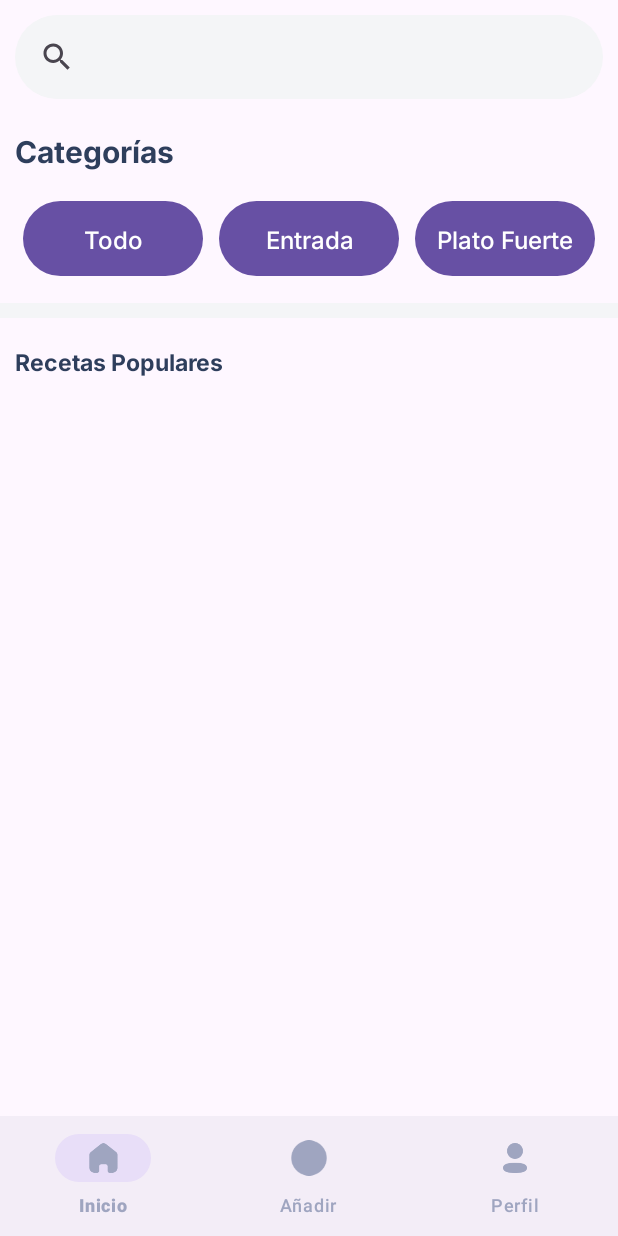
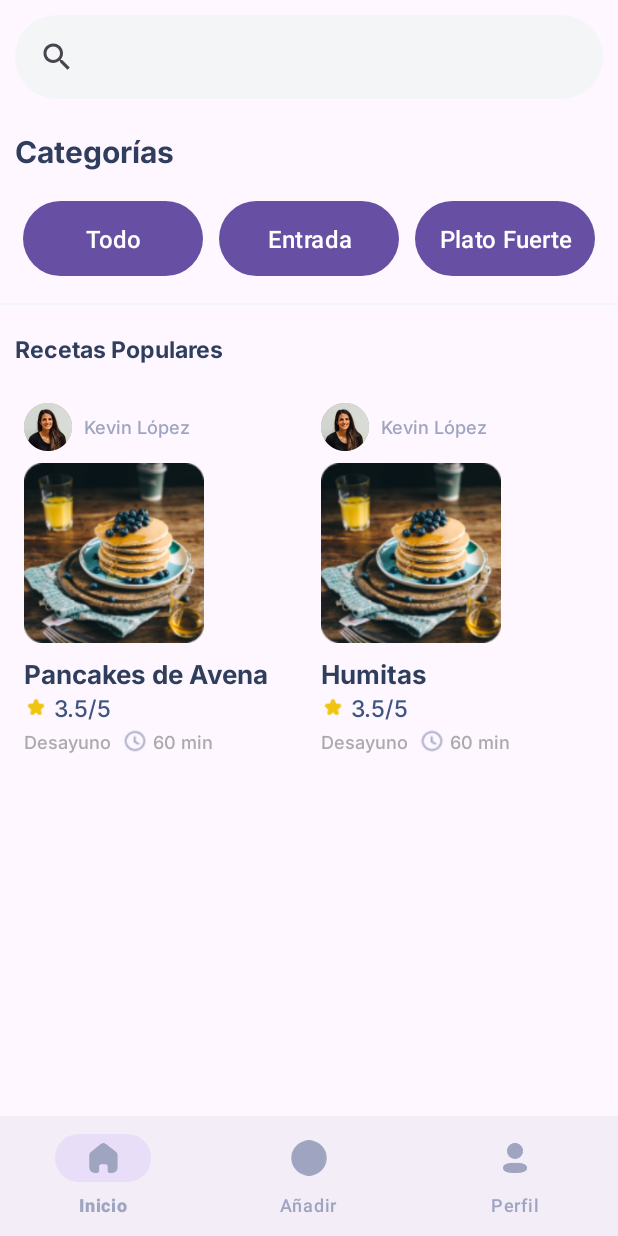
Before and after one commit to 2024A-Moviles-Sw-Gr2/SW-GR2-CACHIPUENDO-CHIGUANO-NARDY-ESTEFANIA, an Android app: the screen it shows after launch (RecipeListActivity), after a tap on "Empieza Ahora", on a phone screen of 412 x 824 dp. Run offline under Robolectric (Android 15) with nearby library versions, the phone set to English and light mode, and no system bars.

Commit message:
add recipe

```diff
--- a/02-deberes/proyecto/app/src/main/java/com/example/sw2024agr2proyecto/HomeFragment.kt
+++ b/02-deberes/proyecto/app/src/main/java/com/example/sw2024agr2proyecto/HomeFragment.kt
@@ -4,22 +4,49 @@ import android.os.Bundle
 import android.view.LayoutInflater
 import android.view.View
 import android.view.ViewGroup
-import android.widget.SearchView
 import androidx.fragment.app.Fragment
+import androidx.recyclerview.widget.GridLayoutManager
+import androidx.recyclerview.widget.RecyclerView
+import androidx.appcompat.widget.SearchView
 
 class HomeFragment : Fragment() {
+    private lateinit var recyclerView: RecyclerView
+    private lateinit var recipeAdapter: RecipeAdapter
+    private val recipes: MutableList<Recipe> = mutableListOf()
+
     override fun onCreateView(
         inflater: LayoutInflater, container: ViewGroup?,
         savedInstanceState: Bundle?
     ): View? {
         val view = inflater.inflate(R.layout.home_fragment, container, false)
+
         val searchView = view.findViewById<SearchView>(R.id.searchView)
-        searchView.setOnQueryTextFocusChangeListener { _, hasFocus ->
-            if (hasFocus) {
-                // Navegar al SearchFragment
-                //(activity as MainActivity).replaceFragment(SearchFragment())
-            }
+
+        // Inicializa el RecyclerView
+        recyclerView = view.findViewById(R.id.rvRecipes)
+        recyclerView.layoutManager = GridLayoutManager(context, 2) // 2 columnas en la grid
+        recipeAdapter = RecipeAdapter(recipes) { recipe ->
+            // Acción al hacer clic en receta
+            navigateToRecipeDetail(recipe)
         }
+        recyclerView.adapter = recipeAdapter
+
+        // Cargar recetas de prueba
+        loadRecipes()
+
         return view
     }
+
+    private fun loadRecipes() {
+        // Aquí puedes cargar recetas de una base de datos o fuente de datos real
+        recipes.add(Recipe(1, "Pancakes de Avena", "Descripción breve", "2023-08-20", "image_url", emptyList(), emptyList()))
+        recipes.add(Recipe(2, "Humitas", "Descripción breve", "2023-08-21", "image_url", emptyList(), emptyList()))
+        recipeAdapter.notifyDataSetChanged()
+    }
+
+    private fun navigateToRecipeDetail(recipe: Recipe) {
+        // Navegar a RecipeDetailBottomSheetFragment
+        val recipeDetailFragment = RecipeDetailBottomSheetFragment.newInstance(recipe)
+        recipeDetailFragment.show(parentFragmentManager, recipeDetailFragment.tag)
+    }
 }
--- /dev/null
+++ b/02-deberes/proyecto/app/src/main/java/com/example/sw2024agr2proyecto/Ingredient.kt
@@ -0,0 +1,6 @@
+package com.example.sw2024agr2proyecto
+
+data class Ingredient(
+    val ingredientId: Int,
+    val ingredientName: String
+)
--- a/02-deberes/proyecto/app/src/main/java/com/example/sw2024agr2proyecto/MainActivity.kt
+++ b/02-deberes/proyecto/app/src/main/java/com/example/sw2024agr2proyecto/MainActivity.kt
@@ -16,7 +16,24 @@ class MainActivity : AppCompatActivity() {
         val buttonStart = findViewById<Button>(R.id.buttonStart)
         buttonStart.setOnClickListener {
             // Inicia una nueva actividad o maneja la autenticación con Firebase
-            startActivity(Intent(this, RecipeListActivity::class.java))
+            val intent = Intent(this, RecipeListActivity::class.java)
+            startActivity(intent)
+        }
+    }
+    private fun loadHomeFragment() {
+        val fragment = HomeFragment()
+        supportFragmentManager.beginTransaction()
+            .replace(R.id.fragmentContainer, fragment)
+            .addToBackStack(null)
+            .commit()
+    }
+
+    override fun onBackPressed() {
+        val fragmentManager = supportFragmentManager
+        if (fragmentManager.backStackEntryCount > 0) {
+            fragmentManager.popBackStack()
+        } else {
+            super.onBackPressed()
         }
     }
 }
--- /dev/null
+++ b/02-deberes/proyecto/app/src/main/java/com/example/sw2024agr2proyecto/Recipe.kt
@@ -0,0 +1,48 @@
+package com.example.sw2024agr2proyecto
+
+import android.os.Parcel
+import android.os.Parcelable
+
+data class Recipe(
+    val id: Int,
+    val title: String,
+    val description: String,
+    val date: String,
+    val imageUrl: String,
+    val ingredients: List<String>,
+    val steps: List<String>
+) : Parcelable {
+    constructor(parcel: Parcel) : this(
+        parcel.readInt(),
+        parcel.readString() ?: "",
+        parcel.readString() ?: "",
+        parcel.readString() ?: "",
+        parcel.readString() ?: "",
+        parcel.createStringArrayList() ?: emptyList(),
+        parcel.createStringArrayList() ?: emptyList()
+    )
+
+    override fun writeToParcel(parcel: Parcel, flags: Int) {
+        parcel.writeInt(id)
+        parcel.writeString(title)
+        parcel.writeString(description)
+        parcel.writeString(date)
+        parcel.writeString(imageUrl)
+        parcel.writeStringList(ingredients)
+        parcel.writeStringList(steps)
+    }
+
+    override fun describeContents(): Int {
+        return 0
+    }
+
+    companion object CREATOR : Parcelable.Creator<Recipe> {
+        override fun createFromParcel(parcel: Parcel): Recipe {
+            return Recipe(parcel)
+        }
+
+        override fun newArray(size: Int): Array<Recipe?> {
+            return arrayOfNulls(size)
+        }
+    }
+}
--- /dev/null
+++ b/02-deberes/proyecto/app/src/main/java/com/example/sw2024agr2proyecto/RecipeAdapter.kt
@@ -0,0 +1,57 @@
+package com.example.sw2024agr2proyecto
+
+import android.view.LayoutInflater
+import android.view.View
+import android.view.ViewGroup
+import android.widget.ImageView
+import android.widget.TextView
+import androidx.recyclerview.widget.RecyclerView
+import com.example.sw2024agr2proyecto.R
+
+class RecipeAdapter(
+    private val recipes: MutableList<Recipe>,
+    private val onItemClick: (Recipe) -> Unit
+) : RecyclerView.Adapter<RecipeAdapter.RecipeViewHolder>() {
+
+    override fun onCreateViewHolder(parent: ViewGroup, viewType: Int): RecipeViewHolder {
+        val view = LayoutInflater.from(parent.context).inflate(R.layout.item_recipe, parent, false)
+        return RecipeViewHolder(view)
+    }
+
+    override fun onBindViewHolder(holder: RecipeViewHolder, position: Int) {
+        val recipe = recipes[position]
+        holder.bind(recipe)
+
+        holder.itemView.setOnClickListener {
+            onItemClick(recipe)
+        }
+    }
+
+    override fun getItemCount(): Int {
+        return recipes.size
+    }
+
+    inner class RecipeViewHolder(itemView: View) : RecyclerView.ViewHolder(itemView) {
+        private val recipeImage: ImageView = itemView.findViewById(R.id.recipe_image)
+        private val recipeTitle: TextView = itemView.findViewById(R.id.recipe_title)
+        private val recipeRating: TextView = itemView.findViewById(R.id.recipe_rating)
+        private val recipeType: TextView = itemView.findViewById(R.id.recipe_type)
+        private val recipeTime: TextView = itemView.findViewById(R.id.recipe_time)
+        private val authorImage: ImageView = itemView.findViewById(R.id.autor_image)
+        private val authorName: TextView = itemView.findViewById(R.id.autor_name)
+
+        fun bind(recipe: Recipe) {
+            // Aquí puedes cargar la imagen con una librería como Glide o Picasso
+            // Glide.with(itemView.context).load(recipe.image).into(recipeImage)
+            recipeTitle.text = recipe.title
+            recipeRating.text = "3.5/5" // Por ahora es estático, puedes hacerlo dinámico
+            recipeType.text = "Desayuno" // Por ahora es estático, puedes hacerlo dinámico
+            recipeTime.text = "60 min" // Por ahora es estático, puedes hacerlo dinámico
+            authorName.text = "Kevin López" // Por ahora es estático, puedes hacerlo dinámico
+
+            itemView.setOnClickListener {
+                onItemClick(recipe)
+            }
+        }
+    }
+}
--- a/02-deberes/proyecto/app/src/main/java/com/example/sw2024agr2proyecto/RecipeListActivity.kt
+++ b/02-deberes/proyecto/app/src/main/java/com/example/sw2024agr2proyecto/RecipeListActivity.kt
@@ -24,7 +24,9 @@ class RecipeListActivity : AppCompatActivity() {
         }
         // Inicia con el HomeFragment
         if (savedInstanceState == null) {
-            bottomNavigationView.selectedItemId = R.id.nav_home
+            supportFragmentManager.beginTransaction()
+                .replace(R.id.main_fragment_container, HomeFragment())
+                .commit()
         }
     }
 
--- a/02-deberes/proyecto/app/src/main/res/layout/activity_main.xml
+++ b/02-deberes/proyecto/app/src/main/res/layout/activity_main.xml
@@ -49,4 +49,9 @@
         android:text="@string/start_button"
         android:textColor="@color/white" />
 
+    <FrameLayout
+        android:id="@+id/fragmentContainer"
+        android:layout_width="match_parent"
+        android:layout_height="match_parent"
+        android:layout_below="@id/buttonStart" />
 </RelativeLayout>
--- a/02-deberes/proyecto/app/src/main/res/layout/activity_recipe_list.xml
+++ b/02-deberes/proyecto/app/src/main/res/layout/activity_recipe_list.xml
@@ -1,6 +1,7 @@
 <?xml version="1.0" encoding="utf-8"?>
 <RelativeLayout xmlns:android="http://schemas.android.com/apk/res/android"
     xmlns:app="http://schemas.android.com/apk/res-auto"
+    xmlns:tools="http://schemas.android.com/tools"
     android:layout_width="match_parent"
     android:layout_height="match_parent">
 
@@ -19,4 +20,12 @@
         app:itemIconTint="@color/gray"
         app:itemTextColor="@color/gray"
         app:menu="@menu/bottom_nav_menu" />
+
+    <FrameLayout xmlns:android="http://schemas.android.com/apk/res/android"
+        android:layout_width="match_parent"
+        android:layout_height="match_parent"
+        android:id="@+id/main_fragment_container"
+        tools:ignore="DuplicateIds">
+    </FrameLayout>
+
 </RelativeLayout>
--- a/02-deberes/proyecto/app/src/main/res/layout/home_fragment.xml
+++ b/02-deberes/proyecto/app/src/main/res/layout/home_fragment.xml
@@ -1,4 +1,3 @@
-<?xml version="1.0" encoding="utf-8"?>
 <RelativeLayout xmlns:android="http://schemas.android.com/apk/res/android"
     xmlns:app="http://schemas.android.com/apk/res-auto"
     android:layout_width="match_parent"
@@ -13,9 +12,7 @@
         android:padding="4dp"
         android:queryHint="Buscar" />
 
-
     <!-- Botones de Categoría -->
-    <!-- TEXT vIEW DE CATEGORIA -->
     <TextView
         android:id="@+id/tvCategories"
         android:layout_width="wrap_content"
@@ -25,7 +22,6 @@
         android:text="Categorías"
         android:textAppearance="@style/H2"
         android:textSize="20sp" />
-    <!-- Se utiliza un LinearLayout con tres botones -->
 
     <LinearLayout
         android:id="@+id/llCategories"
@@ -43,9 +39,7 @@
             android:layout_height="wrap_content"
             android:layout_marginHorizontal="5sp"
             android:layout_weight="1"
-            android:background="@drawable/background_button_selected"
-            android:text="Todo"
-            android:textAppearance="@style/P2" />
+            android:text="Todo" />
 
         <Button
             style="@style/ButtonSelected"
@@ -53,8 +47,7 @@
             android:layout_height="wrap_content"
             android:layout_marginHorizontal="5sp"
             android:layout_weight="1"
-            android:text="Entrada"
-            android:textAppearance="@style/P2" />
+            android:text="Entrada" />
 
         <Button
             style="@style/ButtonSelected"
@@ -62,20 +55,18 @@
             android:layout_height="wrap_content"
             android:layout_marginHorizontal="5sp"
             android:layout_weight="1"
-            android:text="Plato Fuerte"
-            android:textAppearance="@style/P2" />
+            android:text="Plato Fuerte" />
     </LinearLayout>
 
     <View
         android:id="@+id/divider"
         android:layout_width="match_parent"
-        android:layout_height="10dp"
+        android:layout_height="1dp"
         android:layout_below="@id/llCategories"
         android:layout_marginTop="8dp"
         android:layout_marginBottom="8dp"
         android:background="@color/light_gray" />
 
-    <!-- TEXT vIEW DE CATEGORIA -->
     <TextView
         android:id="@+id/tvRecipes"
         android:layout_width="wrap_content"
@@ -85,13 +76,13 @@
         android:text="Recetas Populares"
         android:textAppearance="@style/H2"
         android:textSize="15sp" />
-    <!-- Fragmento para Recetas Populares -->
-    <FrameLayout
-        android:id="@+id/fragmentContainer"
+
+    <!-- RecyclerView para mostrar las recetas -->
+    <androidx.recyclerview.widget.RecyclerView
+        android:id="@+id/rvRecipes"
         android:layout_width="match_parent"
-        android:layout_height="0dp"
+        android:layout_height="match_parent"
         android:layout_below="@id/tvRecipes"
-        android:layout_weight="1" />
-
-
+        android:padding="8dp"
+        android:scrollbars="vertical" />
 </RelativeLayout>
--- a/02-deberes/proyecto/app/src/main/res/layout/item_recipe.xml
+++ b/02-deberes/proyecto/app/src/main/res/layout/item_recipe.xml
@@ -28,6 +28,12 @@
             android:text="Kevin López"
             android:textAppearance="@style/S" />
     </LinearLayout>
+
+
+
+
+
+
 
     <!-- Imagen de la receta -->
     <ImageView
```
Also changed, not shown: 02-deberes/proyecto/app/src/main/java/com/example/sw2024agr2proyecto/RecipeDetailBottomSheetFragment.kt (added, +50 -0 lines), 02-deberes/proyecto/app/src/main/java/com/example/sw2024agr2proyecto/Step.kt (added, +7 -0 lines), 1 other file.
